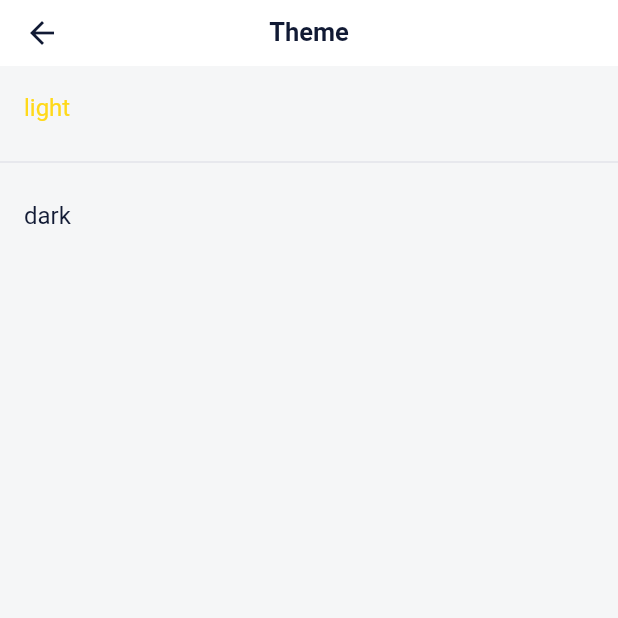
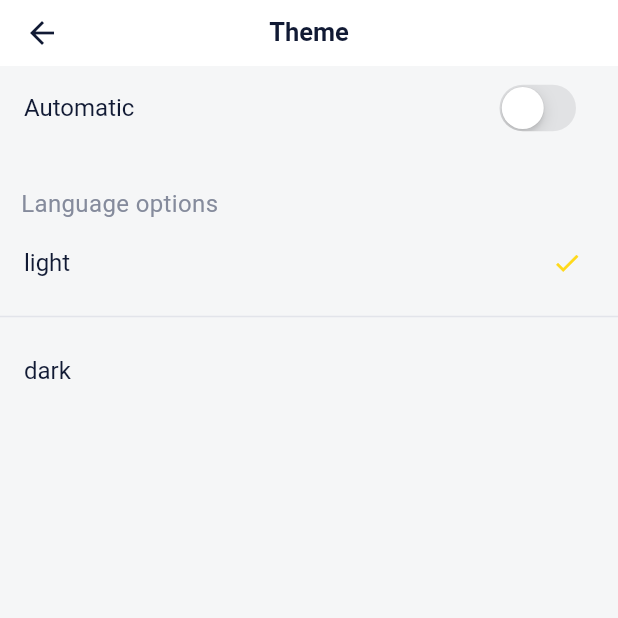
Before and after one commit to TryImpossible/moodary_flutter, a Flutter app: the ThemeSettingsScreen screen opened directly, on a phone screen of 412 x 824 dp, the top half of it. Run offline on Flutter 3.47's test engine with Material 3 defaults, Android fonts, the light colour scheme and no system bars; our stand-ins replace flutter_riverpod, freezed_annotation, go_router, riverpod_annotation, shared_preferences; accounts and stored records are empty; generated files the repository leaves out were written again.

Commit message:
feat: 主题设置支持跟随系统功能

```diff
--- a/lib/config/theme/theme_dark.dart
+++ b/lib/config/theme/theme_dark.dart
@@ -57,9 +57,9 @@ abstract class ThemeDark {
     dialogBackground: const Color(0xFF1E1E1E),
     dialogTitle: const Color(0xFFFFFFFF),
     dialogContent: const Color(0xFFB0B3B8),
-    switchActive: const Color(0xFFFF475D),
-    switchInactive: const Color(0x66FF475D),
-    switchThumb: const Color(0xFFFFD91A),
+    switchActive: const Color(0xFFFFD91A),
+    switchInactive: const Color(0xFFE2E4EA),
+    switchThumb: const Color(0xFFFFFFFF),
     sliderActive: const Color(0xFFFF475D),
     sliderInactive: const Color(0x66FF475D),
     sliderThumb: const Color(0xFFFFD91A),
--- a/lib/config/theme/theme_light.dart
+++ b/lib/config/theme/theme_light.dart
@@ -17,7 +17,7 @@ abstract class ThemeLight {
     scaffoldBackground: const Color(0xFFF5F6F7),
     cardBackground: const Color(0xFFFFFFFF),
     border: const Color(0xFFE2E4EA),
-    barrierColor:const Color(0x99000000),
+    barrierColor: const Color(0x99000000),
     primaryText: const Color(0xFF111A34),
     secondaryText: const Color(0xFF858B9C),
     disableText: const Color(0xFF111A34).withOpacity(0.6),
@@ -57,9 +57,9 @@ abstract class ThemeLight {
     dialogBackground: const Color(0xFFFFFFFF),
     dialogTitle: const Color(0xFF111A34),
     dialogContent: const Color(0xFF555C72),
-    switchActive: const Color(0xFFFF475D),
-    switchInactive: const Color(0x66FF475D),
-    switchThumb: const Color(0xFFFFD91A),
+    switchActive: const Color(0xFFFFD91A),
+    switchInactive: const Color(0xFFE2E4EA),
+    switchThumb: const Color(0xFFFFFFFF),
     sliderActive: const Color(0xFFFF475D),
     sliderInactive: const Color(0x66FF475D),
     sliderThumb: const Color(0xFFFFD91A),
--- a/lib/features/settings/presentation/theme_settings/theme_settings_screen.dart
+++ b/lib/features/settings/presentation/theme_settings/theme_settings_screen.dart
@@ -1,36 +1,94 @@
+import 'package:flutter/cupertino.dart';
 import 'package:flutter/material.dart';
 import 'package:flutter_riverpod/flutter_riverpod.dart';
 import 'package:moodary_flutter/config/resources/resources.dart';
 import 'package:moodary_flutter/core/theme/theme_manager.dart';
 import 'package:moodary_flutter/core/theme/theme_state.dart';
 
-class ThemeSettingsScreen extends ConsumerWidget {
+class ThemeSettingsScreen extends StatelessWidget {
   const ThemeSettingsScreen({super.key});
 
   @override
-  Widget build(BuildContext context, WidgetRef ref) {
-    final List<ThemeStyle> supportedStyles = ref.watch(themeManagerProvider
-        .select((ThemeState state) => state.supportedStyles));
+  Widget build(BuildContext context) {
     return Scaffold(
       appBar: AppBar(
         title: Text(context.string.theme),
         centerTitle: true,
       ),
-      body: ListView.separated(
+      body: const Column(
+        children: <Widget>[
+          _FollowSystemItem(),
+          SizedBox(height: 24),
+          _ThemeOptionsList(),
+        ],
+      ),
+    );
+  }
+}
+
+class _FollowSystemItem extends ConsumerWidget {
+  const _FollowSystemItem({super.key});
+
+  @override
+  Widget build(BuildContext context, WidgetRef ref) {
+    final bool isFollowSystem = ref.watch(themeManagerProvider
+        .select((ThemeState state) => state.isFollowSystem));
+    return ListTile(
+      title: Text(context.string.follow_system),
+      trailing: CupertinoSwitch(
+        activeColor: context.color.switchActive,
+        thumbColor: context.color.switchThumb,
+        value: isFollowSystem,
+        onChanged: ref.read(themeManagerProvider.notifier).followSystem,
+      ),
+    );
+  }
+}
+
+class _ThemeOptionsList extends ConsumerWidget {
+  const _ThemeOptionsList({super.key});
+
+  @override
+  Widget build(BuildContext context, WidgetRef ref) {
+    final bool isFollowSystem = ref.watch(themeManagerProvider
+        .select((ThemeState state) => state.isFollowSystem));
+    final List<ThemeStyle> supportedStyles = ref.watch(themeManagerProvider
+        .select((ThemeState state) => state.supportedStyles));
+    return Visibility(
+      visible: !isFollowSystem,
+      child: Expanded(
+        child: Column(
+          crossAxisAlignment: CrossAxisAlignment.start,
+          children: <Widget>[
+            Padding(
+              padding: const EdgeInsets.symmetric(horizontal: 14),
+              child: Text(
+                context.string.language_options,
+                style: TextStyle(color: context.color.secondaryText),
+              ),
+            ),
+            Expanded(
+              child: ListView.separated(
                 itemBuilder: (_, int index) {
-          return _ThemeSettingsCell(style: supportedStyles[index]);
+                  return _ThemeOptionsItem(
+                    style: supportedStyles[index],
+                  );
                 },
                 separatorBuilder: (_, int index) {
                   return const Divider(thickness: 1);
                 },
                 itemCount: supportedStyles.length,
               ),
+            ),
+          ],
+        ),
+      ),
     );
   }
 }
 
-class _ThemeSettingsCell extends ConsumerWidget {
-  const _ThemeSettingsCell({
+class _ThemeOptionsItem extends ConsumerWidget {
+  const _ThemeOptionsItem({
     super.key,
     required this.style,
   });
@@ -41,10 +99,13 @@ class _ThemeSettingsCell extends ConsumerWidget {
   Widget build(BuildContext context, WidgetRef ref) {
     final ThemeStyle current = ref
         .watch(themeManagerProvider.select((ThemeState state) => state.style));
+    final bool isSelected = current == style;
     return ListTile(
       title: Text(style.getString(context)),
-      selected: current == style,
-      onTap: () => ref.read(themeManagerProvider.notifier).change(style),
+      onTap: () => ref.read(themeManagerProvider.notifier).changeTheme(style),
+      trailing: isSelected
+          ? Icon(Icons.check, size: 20, color: context.color.primary)
+          : null,
     );
   }
 }
--- a/lib/main.dart
+++ b/lib/main.dart
@@ -33,7 +33,6 @@ class App extends ConsumerWidget {
     return MaterialApp.router(
       onGenerateTitle: (BuildContext context) => context.string.app_name,
       theme: themeState.theme,
-      themeMode: ThemeMode.system,
       localizationsDelegates: const [
         AppLocalizations.delegate,
         GlobalMaterialLocalizations.delegate,
```
Also changed, not shown: lib/core/theme/theme_manager.dart (+49 -5 lines), lib/core/theme/theme_state.dart (+25 -1 lines), lib/core/theme/theme_manager.g.dart, lib/core/theme/theme_state.freezed.dart. Lines whose indentation alone changed are shown as unchanged.
